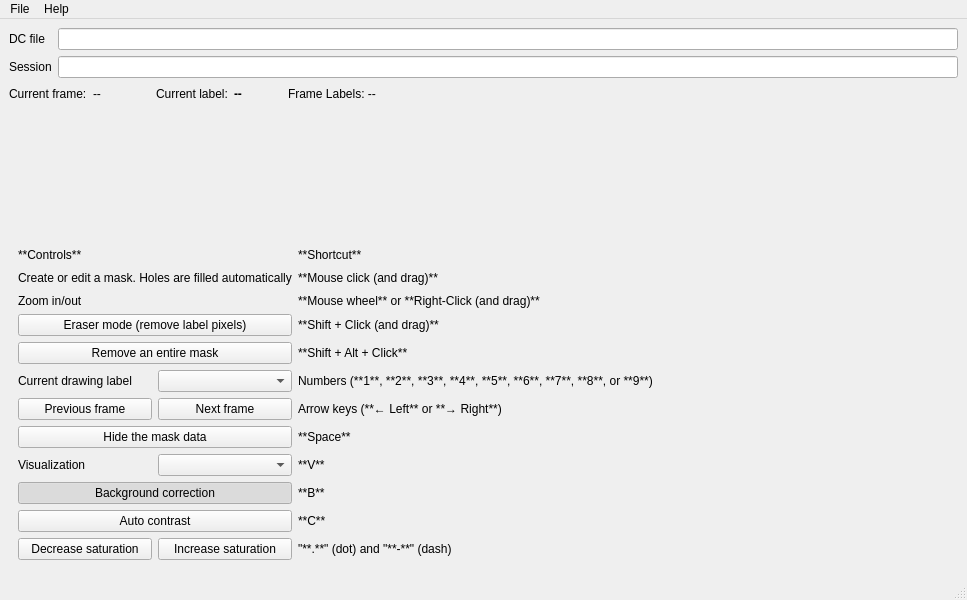
DC-analysis/CytoPix, file ui/main.ui: the form before one commit.
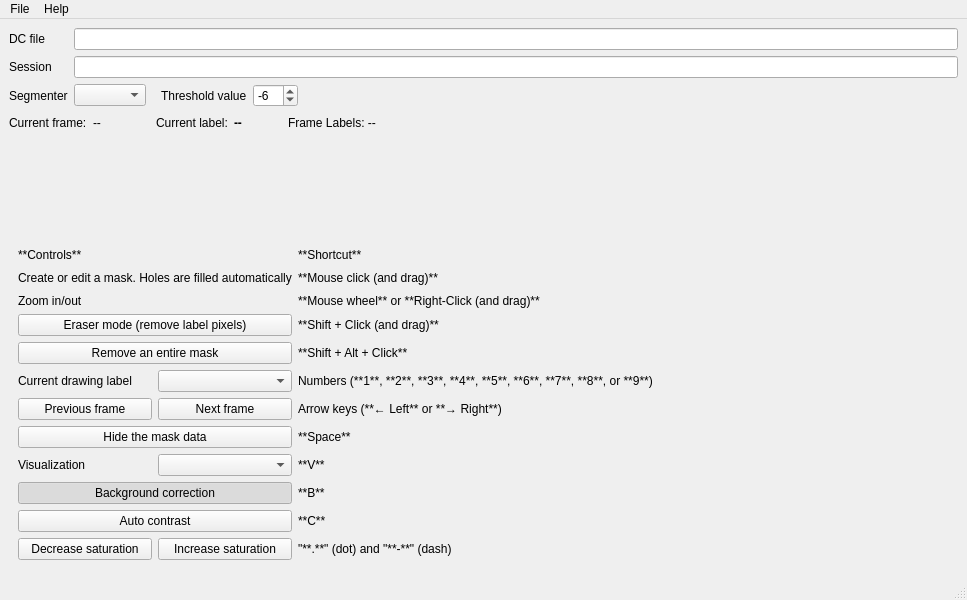
The form after the commit. Custom widgets are drawn as their Qt base class.

What changed in the file:
```diff
--- a/ui/main.ui
+++ b/ui/main.ui
@@ -17,20 +17,6 @@
    <layout class="QVBoxLayout" name="verticalLayout">
     <item>
      <layout class="QGridLayout" name="gridLayout">
-      <item row="1" column="1">
-       <widget class="QLineEdit" name="lineEdit_session">
-        <property name="readOnly">
-         <bool>true</bool>
-        </property>
-       </widget>
-      </item>
-      <item row="0" column="1">
-       <widget class="QLineEdit" name="lineEdit_source">
-        <property name="readOnly">
-         <bool>true</bool>
-        </property>
-       </widget>
-      </item>
       <item row="0" column="0">
        <widget class="QLabel" name="label">
         <property name="text">
@@ -38,6 +24,20 @@
         </property>
        </widget>
       </item>
+      <item row="2" column="0">
+       <widget class="QLabel" name="label_11">
+        <property name="text">
+         <string>Segmenter</string>
+        </property>
+       </widget>
+      </item>
+      <item row="1" column="1">
+       <widget class="QLineEdit" name="lineEdit_session">
+        <property name="readOnly">
+         <bool>true</bool>
+        </property>
+       </widget>
+      </item>
       <item row="1" column="0">
        <widget class="QLabel" name="label_2">
         <property name="text">
@@ -45,6 +45,65 @@
         </property>
        </widget>
       </item>
+      <item row="0" column="1">
+       <widget class="QLineEdit" name="lineEdit_source">
+        <property name="readOnly">
+         <bool>true</bool>
+        </property>
+       </widget>
+      </item>
+      <item row="2" column="1">
+       <layout class="QHBoxLayout" name="horizontalLayout_7">
+        <item>
+         <widget class="QComboBox" name="comboBox_segmenter"/>
+        </item>
+        <item>
+         <widget class="QWidget" name="widget_segm_threshold" native="true">
+          <layout class="QHBoxLayout" name="horizontalLayout_8">
+           <property name="topMargin">
+            <number>0</number>
+           </property>
+           <property name="bottomMargin">
+            <number>0</number>
+           </property>
+           <item>
+            <widget class="QLabel" name="label_13">
+             <property name="text">
+              <string>Threshold value</string>
+             </property>
+            </widget>
+           </item>
+           <item>
+            <widget class="QSpinBox" name="spinBox_thresh">
+             <property name="minimum">
+              <number>-20</number>
+             </property>
+             <property name="maximum">
+              <number>-1</number>
+             </property>
+             <property name="value">
+              <number>-6</number>
+             </property>
+            </widget>
+           </item>
+          </layout>
+         </widget>
+        </item>
+        <item>
+         <spacer name="horizontalSpacer_5">
+          <property name="orientation">
+           <enum>Qt::Orientation::Horizontal</enum>
+          </property>
+          <property name="sizeHint" stdset="0">
+           <size>
+            <width>40</width>
+            <height>20</height>
+           </size>
+          </property>
+         </spacer>
+        </item>
+       </layout>
+      </item>
      </layout>
     </item>
     <item>
```
